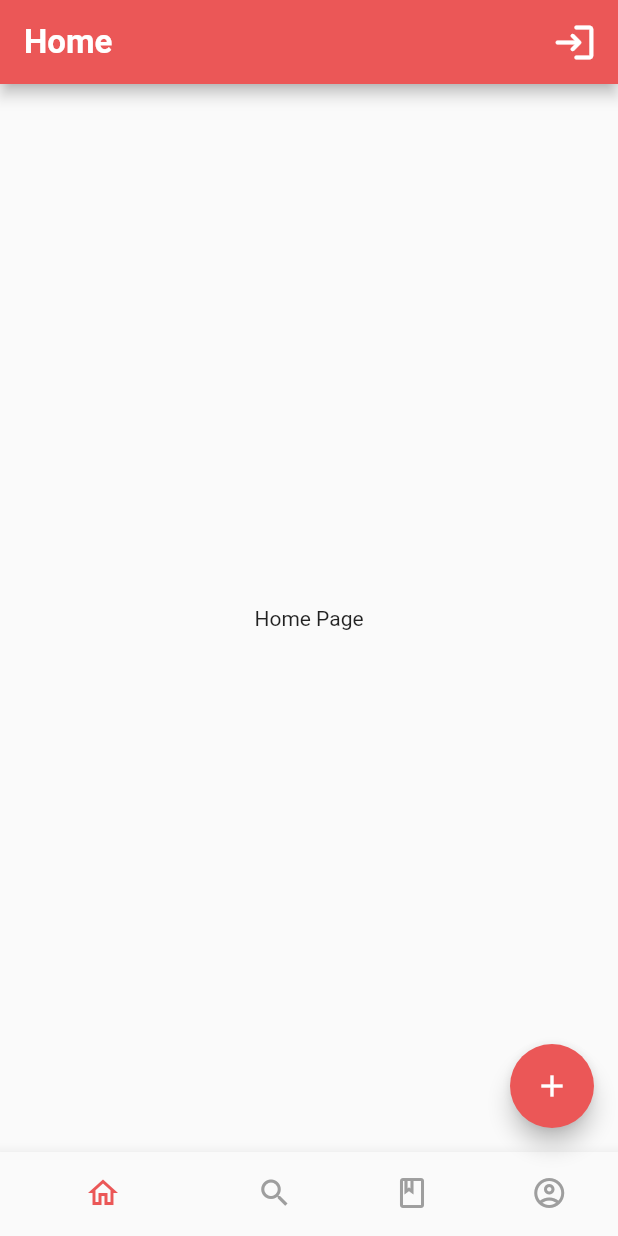
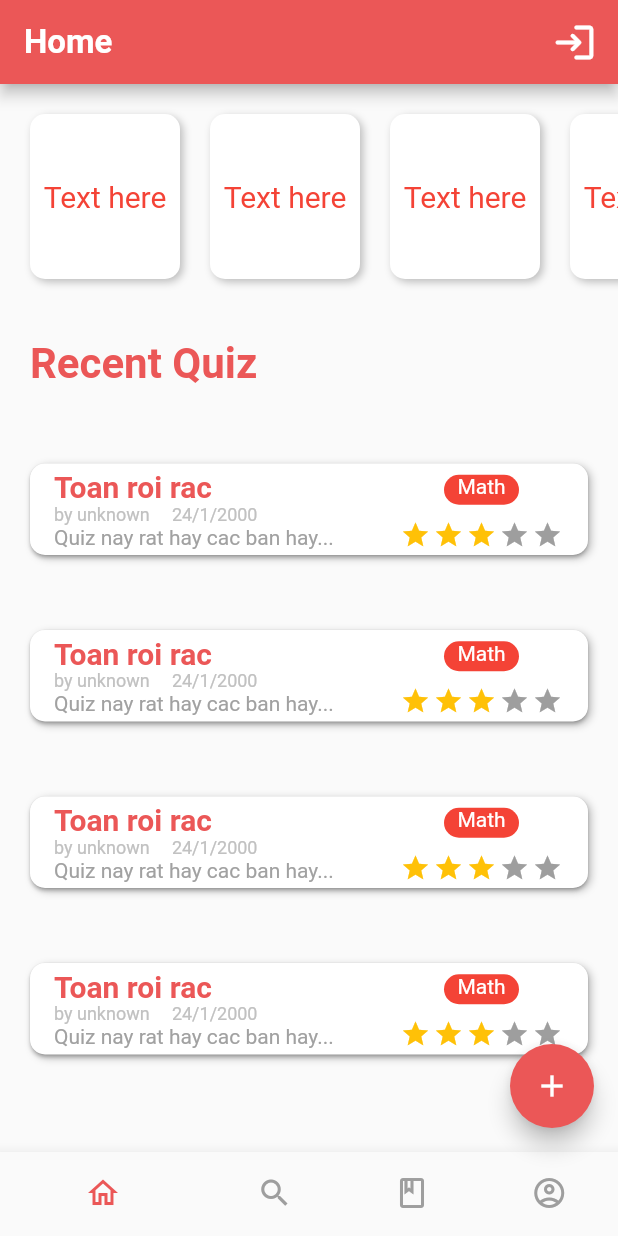
Before and after one commit to thanh123154/quiz_app, a Flutter app: the screen it shows after launch, on a phone screen of 412 x 824 dp. Run offline on Flutter 3.47's test engine with Material 2 defaults, Android fonts, the phone set to English and light mode, and no system bars; drawn by our look-alikes of flutter_rating_bar; our stand-ins replace flutter_svg.

Commit message:
update hompage
30/3

```diff
--- a/lib/layouts/bottoms/HomePage.dart
+++ b/lib/layouts/bottoms/HomePage.dart
@@ -1,10 +1,238 @@
 import 'package:flutter/material.dart';
+import 'package:flutter_rating_bar/flutter_rating_bar.dart';
 
-class HomePage extends StatelessWidget {
+// import 'package:quiz_app/utils/default.dart';
+
+class HomePage extends StatefulWidget {
   const HomePage({Key key}) : super(key: key);
 
   @override
+  _HomePageState createState() => _HomePageState();
+}
+
+class _HomePageState extends State<HomePage> {
+  int index = 0;
+
+  PageController pageController = PageController(
+    initialPage: 0,
+    viewportFraction: 0.8,
+  );
+
+  @override
   Widget build(BuildContext context) {
-    return Center(child: Text("Home Page"));
+    return Scaffold(
+      body: ListView(
+        children: [
+          Container(
+            height: 150,
+            child: ListView(
+              scrollDirection: Axis.horizontal,
+              children: [
+                card(color: Colors.white),
+                card(color: Colors.white),
+                card(color: Colors.white),
+                card(color: Colors.white),
+                card(color: Colors.white),
+                card(color: Colors.white),
+                card(color: Colors.white),
+              ],
+            ),
+          ),
+          article(),
+        ],
+      ),
+    );
+  }
+
+  Widget article() {
+    return Column(
+      crossAxisAlignment: CrossAxisAlignment.start,
+      children: [
+        Container(
+          child: articleName(),
+          margin: EdgeInsets.only(top: 20, left: 20, bottom: 20),
+        ),
+        SizedBox(height: 10),
+        articleCard(),
+        SizedBox(height: 10),
+        articleCard(),
+        SizedBox(height: 10),
+        articleCard(),
+        SizedBox(height: 10),
+        articleCard(),
+      ],
+    );
+  }
+
+  Widget articleCard() {
+    return Container(
+      decoration: BoxDecoration(
+        borderRadius: BorderRadius.circular(10),
+        boxShadow: [
+          BoxShadow(
+              color: Colors.black.withOpacity(0.25),
+              spreadRadius: -20,
+              blurRadius: 4,
+              offset: Offset(
+                2,
+                2,
+              ))
+        ],
+      ),
+      child: Card(
+          margin: EdgeInsets.all(20),
+          shape: RoundedRectangleBorder(
+            borderRadius: BorderRadius.all(Radius.circular(10.0)),
+          ),
+          child: articleContent()),
+    );
+  }
+
+  Widget articleContent() {
+    return Column(
+      children: <Widget>[
+        ListTile(
+          onTap: () {},
+          shape: RoundedRectangleBorder(
+            borderRadius: BorderRadius.all(
+              Radius.circular(10.0),
+            ),
+          ),
+          title: Text.rich(buildTextSpanBox()),
+          subtitle: Text.rich(buildTextSubtitle()),
+          trailing: Column(
+            children: [
+              Container(
+                width: 50,
+                margin: EdgeInsets.only(top: 5, bottom: 10),
+                height: 20,
+                decoration: BoxDecoration(
+                  borderRadius: BorderRadius.circular(10),
+                  color: Colors.red,
+                ),
+                child: Text(
+                  "Math",
+                  textAlign: TextAlign.center,
+                  style: TextStyle(
+                    color: Color(0xffFFFFFF),
+                  ),
+                ),
+              ),
+              RatingBar.builder(
+                initialRating: 3,
+                minRating: 1,
+                direction: Axis.horizontal,
+                allowHalfRating: false,
+                itemSize: 20,
+                itemCount: 5,
+                itemPadding: EdgeInsets.symmetric(horizontal: 1.0),
+                itemBuilder: (context, _) => Icon(
+                  Icons.star,
+                  color: Colors.amber,
+                ),
+                onRatingUpdate: (rating) {
+                  print(rating);
+                },
+              )
+            ],
+          ),
+        ),
+      ],
+    );
+  }
+
+  Widget articleName() {
+    return Column(
+      crossAxisAlignment: CrossAxisAlignment.start,
+      children: [
+        Container(
+          // margin: EdgeInsets.only(top: 20, left: 20, bottom: 20),
+          child: Text(
+            "Recent Quiz",
+            style: TextStyle(
+              fontSize: 28,
+              color: Color(0xffeb5757),
+              fontWeight: FontWeight.bold,
+            ),
+          ),
+        )
+      ],
+    );
+  }
+
+  Widget card({Color color}) {
+    return Container(
+      margin: EdgeInsets.only(top: 20, left: 20, bottom: 20),
+      width: 100,
+      child: Align(
+        alignment: Alignment.center,
+        child: Text(
+          "Text here",
+          textAlign: TextAlign.center,
+          style: TextStyle(
+            color: Colors.red,
+            fontSize: 20,
+          ),
+        ),
+      ),
+      decoration: BoxDecoration(
+        borderRadius: BorderRadius.circular(10),
+        boxShadow: [
+          BoxShadow(
+              color: Colors.black.withOpacity(0.25),
+              // spreadRadius: 3,
+              blurRadius: 4,
+              // offset: Offset(0, 2),
+              offset: Offset(
+                2,
+                2,
+              ))
+        ],
+        color: color,
+      ),
+    );
   }
 }
+
+TextSpan buildTextSpanBox() {
+  final double _fontsize = 20;
+  return TextSpan(
+    style: TextStyle(
+      color: Color(0xffEB5757),
+      fontWeight: FontWeight.w700,
+      fontSize: 20,
+    ),
+    children: [
+      TextSpan(text: "Toan roi rac"),
+    ],
+  );
+}
+
+TextSpan buildTextSubtitle() {
+  final double _fontsize = 20;
+  return TextSpan(
+    style: TextStyle(
+      fontSize: 12,
+      color: Color(0xffC1C1C1),
+      fontWeight: FontWeight.w400,
+    ),
+    children: [
+      TextSpan(
+        text: "by unknown",
+      ),
+      TextSpan(
+        text: "     " + "24/1/2000",
+      ),
+      TextSpan(
+        text: "\nQuiz nay rat hay cac ban hay...",
+        style: TextStyle(
+          fontSize: 14,
+          color: Color(0xffA1A1A1),
+          fontWeight: FontWeight.w400,
+        ),
+      ),
+    ],
+  );
+}
+
+class MyPage1widget {}
--- a/pubspec.yaml
+++ b/pubspec.yaml
@@ -21,6 +21,7 @@ environment:
   sdk: ">=2.7.0 <3.0.0"
 
 dependencies:
+  flutter_rating_bar: ^4.0.0
   flutter:
     sdk: flutter
   flutter_svg: ^0.19.3
```
Also changed, not shown: pubspec.lock.
